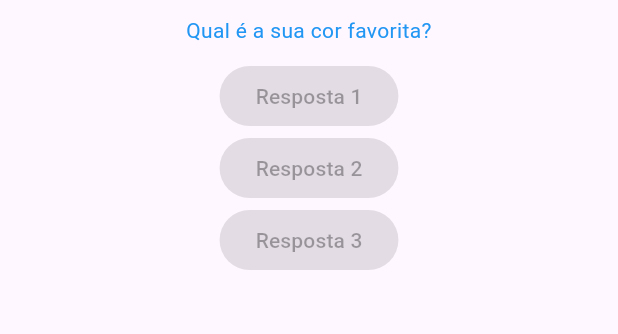
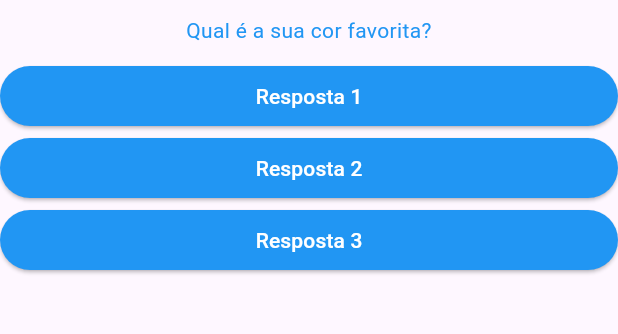
Before and after one commit to leonardogtc/pjct-perguntas-respostas-flutter, a Flutter app: the screen it shows after launch, on a phone screen of 412 x 824 dp, the part 84-418 px from its top. Run offline on Flutter 3.47's test engine with Material 3 defaults, Android fonts, the phone set to English and light mode, and no system bars.

Commit message:
Passando função Callback

```diff
--- a/lib/main.dart
+++ b/lib/main.dart
@@ -32,9 +32,9 @@ class _PerguntaAppState extends State<PerguntaApp> {
         body: Column(
           children: [
             Questao(perguntas[_perguntaSelecionada]),
-            const Resposta('Resposta 1'),
-            const Resposta('Resposta 2'),
-            const Resposta('Resposta 3'),
+            Resposta('Resposta 1', _responder),
+            Resposta('Resposta 2', _responder),
+            Resposta('Resposta 3', _responder),
           ],
         ),
       ),
--- a/lib/resposta.dart
+++ b/lib/resposta.dart
@@ -2,14 +2,24 @@ import 'package:flutter/material.dart';
 
 class Resposta extends StatelessWidget {
   final String texto;
+  final void Function()? quandoSelecionado;
 
-  const Resposta(this.texto, {super.key});
+  const Resposta(this.texto, this.quandoSelecionado, {super.key});
 
   @override
   Widget build(BuildContext context) {
-    return ElevatedButton(
-      onPressed: null,
-      child: Text(texto),
+    return Container(
+      width: double.infinity,
+      child: ElevatedButton(
+        style: ElevatedButton.styleFrom(
+          backgroundColor: Colors.blue,
+          foregroundColor: Colors.white,
+          padding: const EdgeInsets.all(10),
+        ),
+        onPressed: quandoSelecionado,
+
+        child: Text(texto),
+      ),
     );
   }
 }
```
